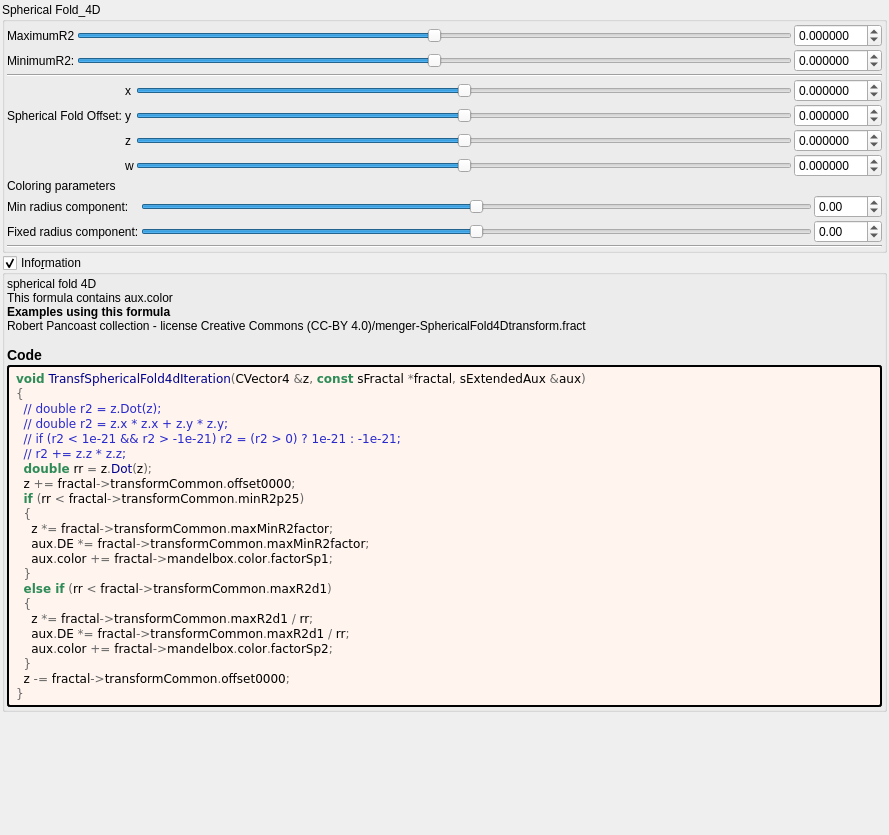
Old version of the form mandelbulber2/formula/ui/fractal_transf_spherical_fold4d.ui in the repository buddhi1980/mandelbulber2.
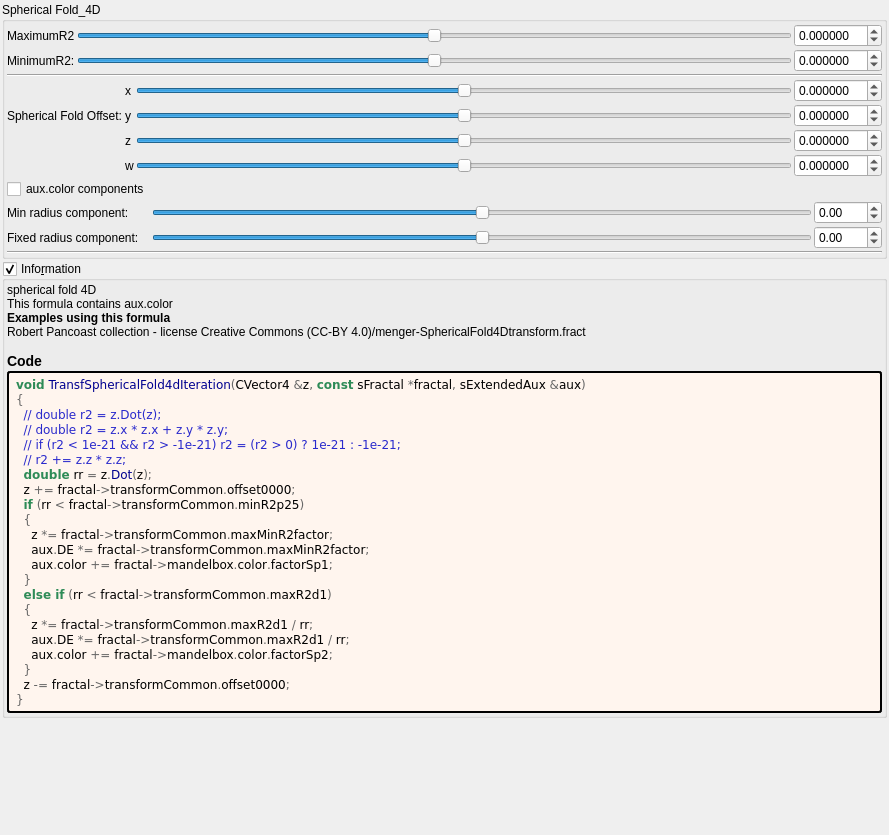
New version of the form. Custom widgets are drawn as their Qt base class.

Commit message: more aux.color updates

Patch:
```diff
--- a/mandelbulber2/formula/ui/fractal_transf_spherical_fold4d.ui
+++ b/mandelbulber2/formula/ui/fractal_transf_spherical_fold4d.ui
@@ -441,13 +441,6 @@
         <property name="spacing">
          <number>2</number>
         </property>
-        <item row="0" column="0">
-         <widget class="QLabel" name="label_53">
-          <property name="text">
-           <string>Coloring parameters</string>
-          </property>
-         </widget>
-        </item>
         <item row="1" column="2">
          <widget class="MyDoubleSpinBox" name="spinbox_mandelbox_color_Sp1">
           <property name="sizePolicy">
@@ -562,6 +555,13 @@
           </property>
          </widget>
         </item>
+        <item row="0" column="0">
+         <widget class="QCheckBox" name="checkBox_fold_color_aux_color_enabled_false">
+          <property name="text">
+           <string notr="true">aux.color components</string>
+          </property>
+         </widget>
+        </item>
        </layout>
       </item>
       <item>
```
Left out of the diff: 8 changed lines with no effect on the pictures. Lines whose indentation alone changed are shown as unchanged. The commit also changes 8 other files.
